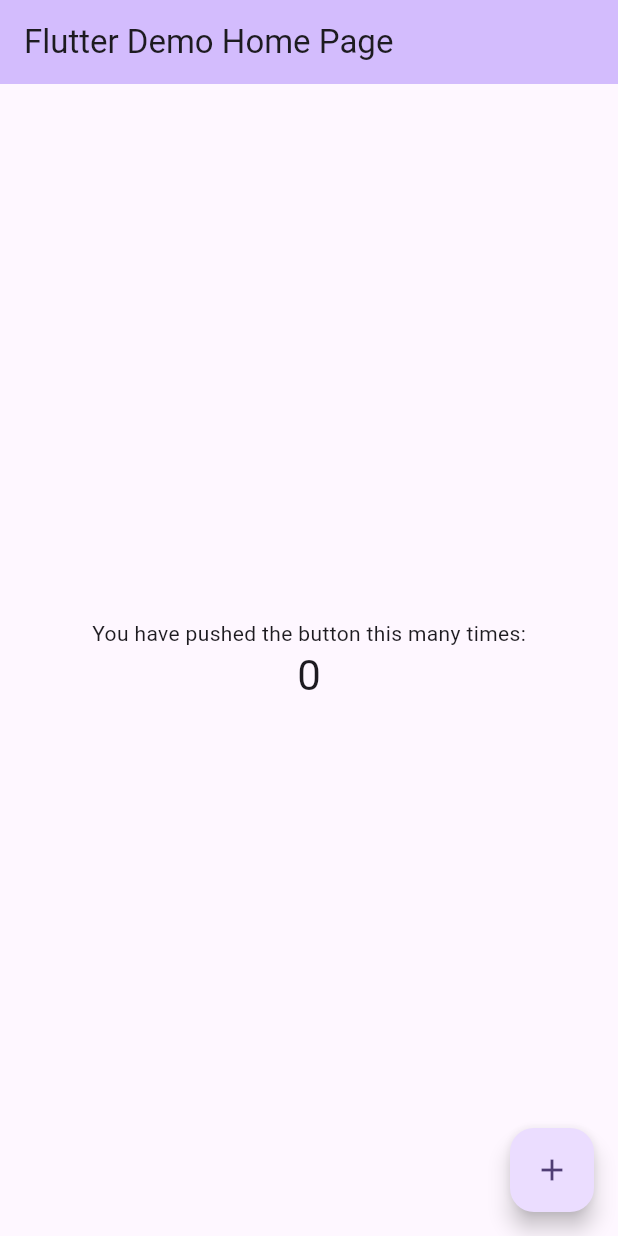
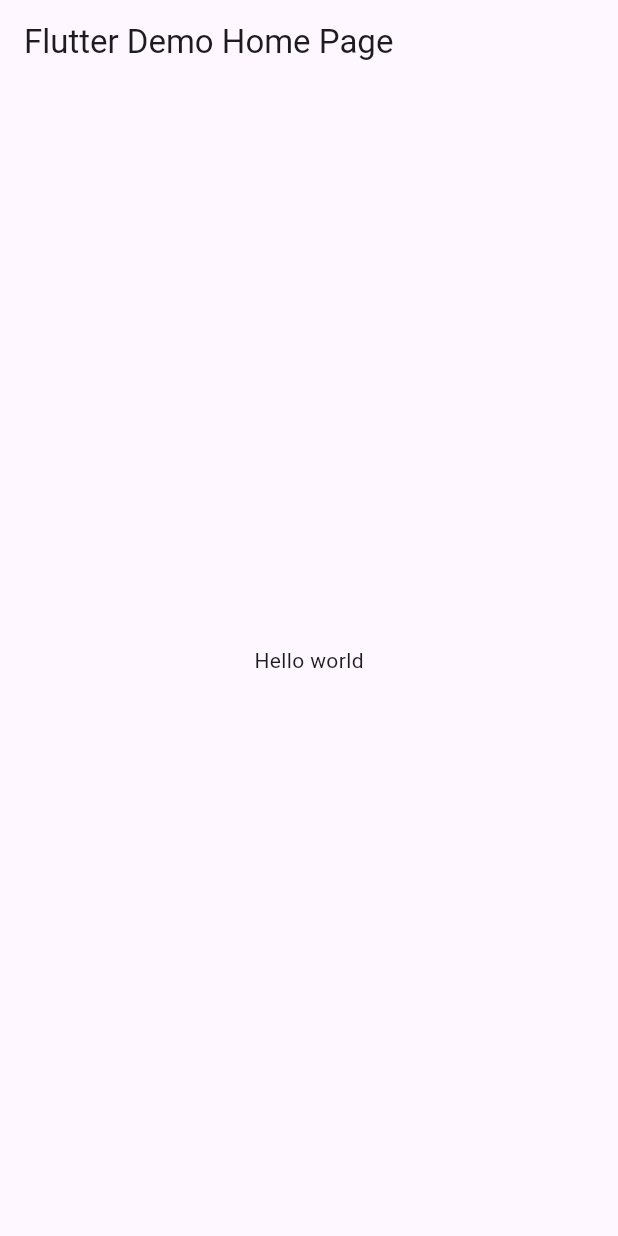
Before and after one commit to jb-sio/flutterCrossPlatform-Plaid, a Flutter app: the screen it shows after launch, on a phone screen of 412 x 824 dp. Run offline on Flutter 3.47's test engine with Material 3 defaults, Android fonts, the phone set to English and light mode, and no system bars.

Commit message:
boilerplate set-up

```diff
--- a/Prototype 001/flutterplaid/lib/main.dart
+++ b/Prototype 001/flutterplaid/lib/main.dart
@@ -6,29 +6,11 @@ void main() {
 
 class MyApp extends StatelessWidget {
   const MyApp({super.key});
-
-  // This widget is the root of your application.
   @override
   Widget build(BuildContext context) {
     return MaterialApp(
       title: 'Flutter Demo',
       theme: ThemeData(
-        // This is the theme of your application.
-        //
-        // TRY THIS: Try running your application with "flutter run". You'll see
-        // the application has a purple toolbar. Then, without quitting the app,
-        // try changing the seedColor in the colorScheme below to Colors.green
-        // and then invoke "hot reload" (save your changes or press the "hot
-        // reload" button in a Flutter-supported IDE, or press "r" if you used
-        // the command line to start the app).
-        //
-        // Notice that the counter didn't reset back to zero; the application
-        // state is not lost during the reload. To reset the state, use hot
-        // restart instead.
-        //
-        // This works for code too, not just values: Most code changes can be
-        // tested with just a hot reload.
-        colorScheme: ColorScheme.fromSeed(seedColor: Colors.deepPurple),
         useMaterial3: true,
       ),
       home: const MyHomePage(title: 'Flutter Demo Home Page'),
@@ -38,16 +20,6 @@ class MyApp extends StatelessWidget {
 
 class MyHomePage extends StatefulWidget {
   const MyHomePage({super.key, required this.title});
-
-  // This widget is the home page of your application. It is stateful, meaning
-  // that it has a State object (defined below) that contains fields that affect
-  // how it looks.
-
-  // This class is the configuration for the state. It holds the values (in this
-  // case the title) provided by the parent (in this case the App widget) and
-  // used by the build method of the State. Fields in a Widget subclass are
-  // always marked "final".
-
   final String title;
 
   @override
@@ -55,71 +27,22 @@ class MyHomePage extends StatefulWidget {
 }
 
 class _MyHomePageState extends State<MyHomePage> {
-  int _counter = 0;
-
-  void _incrementCounter() {
-    setState(() {
-      // This call to setState tells the Flutter framework that something has
-      // changed in this State, which causes it to rerun the build method below
-      // so that the display can reflect the updated values. If we changed
-      // _counter without calling setState(), then the build method would not be
-      // called again, and so nothing would appear to happen.
-      _counter++;
-    });
-  }
-
   @override
   Widget build(BuildContext context) {
-    // This method is rerun every time setState is called, for instance as done
-    // by the _incrementCounter method above.
-    //
-    // The Flutter framework has been optimized to make rerunning build methods
-    // fast, so that you can just rebuild anything that needs updating rather
-    // than having to individually change instances of widgets.
     return Scaffold(
       appBar: AppBar(
-        // TRY THIS: Try changing the color here to a specific color (to
-        // Colors.amber, perhaps?) and trigger a hot reload to see the AppBar
-        // change color while the other colors stay the same.
-        backgroundColor: Theme.of(context).colorScheme.inversePrimary,
-        // Here we take the value from the MyHomePage object that was created by
-        // the App.build method, and use it to set our appbar title.
         title: Text(widget.title),
       ),
-      body: Center(
-        // Center is a layout widget. It takes a single child and positions it
-        // in the middle of the parent.
+      body: const Center(
         child: Column(
-          // Column is also a layout widget. It takes a list of children and
-          // arranges them vertically. By default, it sizes itself to fit its
-          // children horizontally, and tries to be as tall as its parent.
-          //
-          // Column has various properties to control how it sizes itself and
-          // how it positions its children. Here we use mainAxisAlignment to
-          // center the children vertically; the main axis here is the vertical
-          // axis because Columns are vertical (the cross axis would be
-          // horizontal).
-          //
-          // TRY THIS: Invoke "debug painting" (choose the "Toggle Debug Paint"
-          // action in the IDE, or press "p" in the console), to see the
-          // wireframe for each widget.
           mainAxisAlignment: MainAxisAlignment.center,
           children: <Widget>[
-            const Text(
-              'You have pushed the button this many times:',
-            ),
             Text(
-              '$_counter',
-              style: Theme.of(context).textTheme.headlineMedium,
-            ),
+              'Hello world',
+            )
           ],
         ),
       ),
-      floatingActionButton: FloatingActionButton(
-        onPressed: _incrementCounter,
-        tooltip: 'Increment',
-        child: const Icon(Icons.add),
-      ), // This trailing comma makes auto-formatting nicer for build methods.
     );
   }
 }
```
Also changed, not shown: 1 other file.
